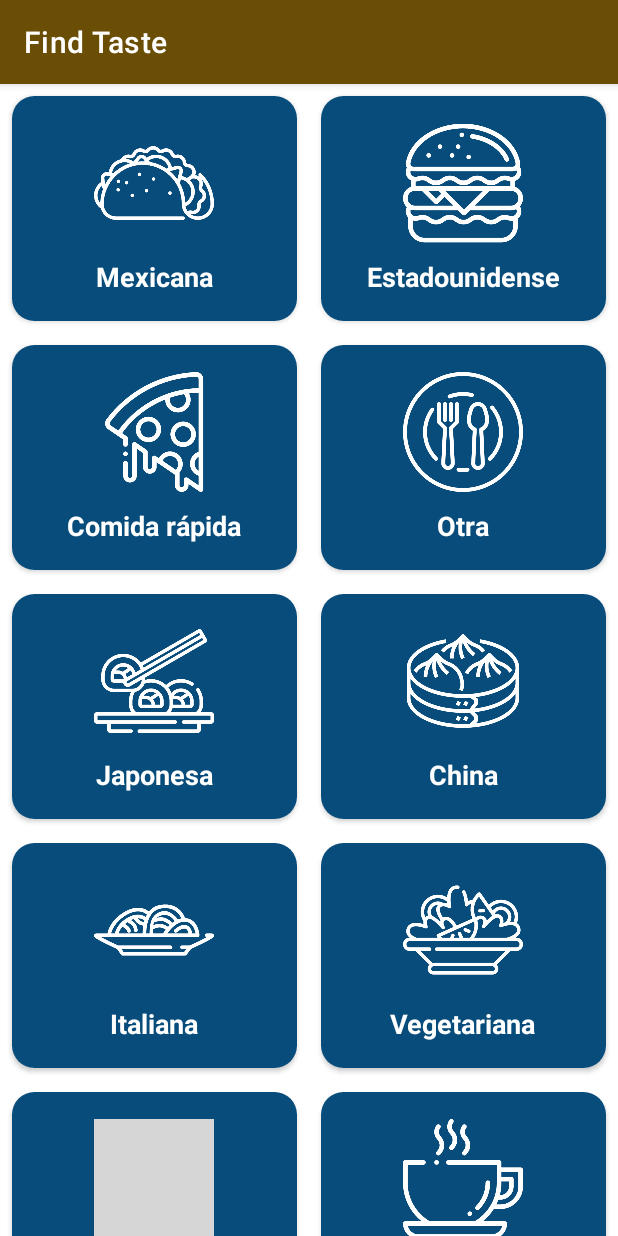
After one commit to katearzate/find_taste, an Android app: the fragment SearchFragment shown on its own in the app's theme, on a phone screen of 412 x 824 dp. The commit adds this screen. Run offline under Robolectric (Android 15) with nearby library versions, the phone set to English and light mode, and no system bars; grey boxes are pictures that could not be loaded.

Commit message:
recycler moved from main to fragment

```diff
--- a/app/build.gradle
+++ b/app/build.gradle
@@ -47,6 +47,7 @@ dependencies {
     implementation 'com.google.android.material:material:1.3.0'
     implementation 'com.google.android.gms:play-services-maps:17.0.0'
     implementation 'androidx.constraintlayout:constraintlayout:2.0.4'
+    implementation 'androidx.legacy:legacy-support-v4:1.0.0'
     testImplementation 'junit:junit:4.+'
     androidTestImplementation 'androidx.test.ext:junit:1.1.2'
     androidTestImplementation 'androidx.test.espresso:espresso-core:3.3.0'
--- /dev/null
+++ b/app/src/main/java/com/example/findtaste/fragments/SearchFragment.kt
@@ -0,0 +1,59 @@
+package com.example.findtaste.fragments
+
+import android.os.Bundle
+import androidx.fragment.app.Fragment
+import android.view.LayoutInflater
+import android.view.View
+import android.view.ViewGroup
+import androidx.recyclerview.widget.GridLayoutManager
+import androidx.recyclerview.widget.RecyclerView
+import com.example.findtaste.R
+import com.example.findtaste.adapters.RecyclerFoodTypes
+import com.example.findtaste.databinding.FragmentSearchBinding
+import com.example.findtaste.models.Menu
+
+class SearchFragment : Fragment() {
+
+    private var _binding: FragmentSearchBinding? = null
+    private val binding get() = _binding!!
+
+    override fun onCreate(savedInstanceState: Bundle?) {
+        super.onCreate(savedInstanceState)
+
+    }
+
+    override fun onCreateView(
+        inflater: LayoutInflater,
+        container: ViewGroup?,
+        savedInstanceState: Bundle?
+    ): View? {
+        _binding = FragmentSearchBinding.inflate(layoutInflater)
+
+        val menus: MutableList<Menu> = arrayListOf()
+        menus.add(Menu(R.drawable.taco, "Mexicana"))
+        menus.add(Menu(R.drawable.burger, "Estadounidense"))
+        menus.add(Menu(R.drawable.pizza, "Comida rápida"))
+        menus.add(Menu(R.drawable.dish, "Otra"))
+        menus.add(Menu(R.drawable.sushi, "Japonesa"))
+        menus.add(Menu(R.drawable.china, "China"))
+        menus.add(Menu(R.drawable.pasta, "Italiana"))
+        menus.add(Menu(R.drawable.salad, "Vegetariana"))
+        menus.add(Menu(R.drawable.dessert, "Postres"))
+        menus.add(Menu(R.drawable.cafe, "Cafe"))
+
+        binding.recyclerFoodTypes.layoutManager = GridLayoutManager(
+                requireContext(),
+                2,
+                RecyclerView.VERTICAL,
+                false
+            )
+
+        binding.recyclerFoodTypes.adapter = RecyclerFoodTypes(
+                requireContext(),
+                menus
+            )
+
+        return binding.root
+    }
+
+}
--- /dev/null
+++ b/app/src/main/res/layout/fragment_search.xml
@@ -0,0 +1,14 @@
+<?xml version="1.0" encoding="utf-8"?>
+<FrameLayout xmlns:android="http://schemas.android.com/apk/res/android"
+    xmlns:tools="http://schemas.android.com/tools"
+    android:layout_width="match_parent"
+    android:layout_height="match_parent"
+    tools:context=".fragments.SearchFragment">
+
+    <androidx.recyclerview.widget.RecyclerView
+        android:id="@+id/recyclerFoodTypes"
+        android:layout_width="match_parent"
+        android:layout_height="match_parent"
+        tools:listitem="@layout/recycler_food_types"/>
+
+</FrameLayout>
--- a/app/src/main/res/values/strings.xml
+++ b/app/src/main/res/values/strings.xml
@@ -1,4 +1,6 @@
 <resources>
     <string name="app_name">Find Taste</string>
     <string name="title_activity_maps">Map</string>
+    <!-- TODO: Remove or change this placeholder text -->
+    <string name="hello_blank_fragment">Hello blank fragment</string>
 </resources>
```
Also changed, not shown: app/src/main/java/com/example/findtaste/MainActivity.kt (+0 -18 lines), app/src/main/java/com/example/findtaste/fragments/SearchTypeFragment.kt (added, +30 -0 lines), app/src/main/res/layout/fragment_search_type.xml (added, +14 -0 lines).
